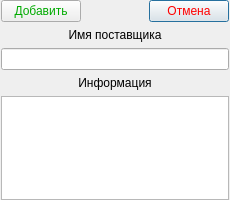
Before: the Qt Designer form ui/add_material_provider.ui in Meller008/CRM-Avi, drawn with Qt 5.
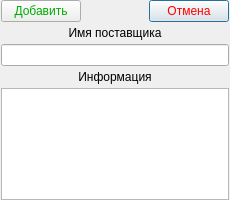
After: the same form once the commit is applied.

```diff
--- a/ui/add_material_provider.ui
+++ b/ui/add_material_provider.ui
@@ -29,6 +29,9 @@
    <property name="bottomMargin">
     <number>0</number>
    </property>
+   <property name="spacing">
+    <number>4</number>
+   </property>
    <item row="0" column="2">
     <widget class="QPushButton" name="pb_cancel">
      <property name="styleSheet">
```
